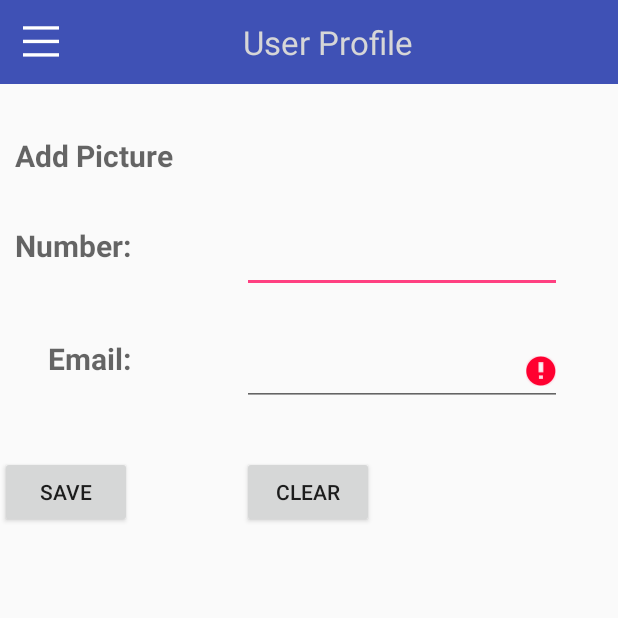
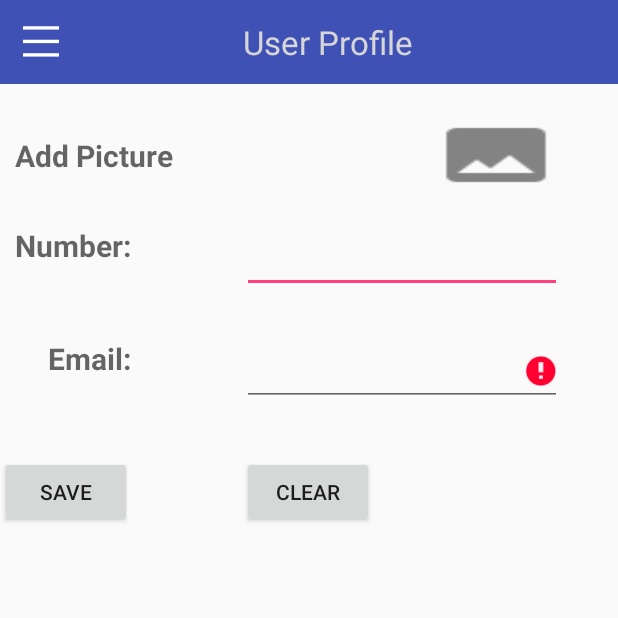
Before and after one commit to Samreen-Imtiaz/ScreenLock, an Android app: the fragment UserFregment shown on its own in the app's theme, after a tap on "CLEAR", on a phone screen of 412 x 824 dp, the top half of it. Run offline under Robolectric (Android 15) with nearby library versions, the phone set to English and light mode, and no system bars; 1 statement that could not run was skipped; 1 other tap on this screen came first.

Commit message:
User Slider and Fragment Commit

```diff
--- a/app/src/main/AndroidManifest.xml
+++ b/app/src/main/AndroidManifest.xml
@@ -4,6 +4,7 @@
     package="test.screenlocker.com.myapplication">
 
     <uses-permission android:name="android.permission.DISABLE_KEYGUARD" />
+    <uses-permission android:name="android.permission.READ_EXTERNAL_STORAGE"/>
     <application
         android:name=".LocKAppApplicaton"
         android:allowBackup="true"
--- a/app/src/main/java/test/screenlocker/com/myapplication/UserFregment.java
+++ b/app/src/main/java/test/screenlocker/com/myapplication/UserFregment.java
@@ -4,7 +4,6 @@ import android.os.Bundle;
 import android.support.v4.app.Fragment;
 import android.support.v4.content.ContextCompat;
 import android.support.v4.widget.SlidingPaneLayout;
-import android.support.v7.app.AlertDialog;
 import android.text.Editable;
 import android.text.TextWatcher;
 import android.view.LayoutInflater;
@@ -23,12 +22,12 @@ import test.screenlocker.com.myapplication.utils.PreferencesHandler;
 public class UserFregment extends Fragment {
     private EditText etEmailAddrss;
     private EditText etPhoneNumber;
-    private Button btnSubmit, btnclear;
+    private Button btnSubmit, btnclear, btnimage;
     TextView heading;
     View view;
     SlidingPaneLayout mSlidingLayout;
     ImageButton slidingPaneButton;
-
+    private  static  final int SELECTED_PICTURE=1;
     public UserFregment() {
     }
 
@@ -43,7 +42,7 @@ public class UserFregment extends Fragment {
     public View onCreateView(LayoutInflater inflater, ViewGroup container, Bundle savedInstanceState) {
         view = inflater.inflate(R.layout.fragment_user, container, false);
        if(etEmailAddrss==null && etPhoneNumber==null) {
-           new AlertDialog.Builder(getActivity()).setTitle("Alert!").setMessage("Insert Phone number and Email ID.").setIcon(R.drawable.icon).setNeutralButton("OK", null).show();
+        //   new AlertDialog.Builder(getActivity()).setTitle("Alert!").setMessage("Insert Phone number and Email ID.").setIcon(R.drawable.icon).setNeutralButton("OK", null).show();
        }
         initView();
         setListeners();
@@ -55,7 +54,9 @@ public class UserFregment extends Fragment {
         etEmailAddrss = (EditText) view.findViewById(R.id.editText5);
         btnclear = (Button) view.findViewById(R.id.button3);
         btnSubmit = (Button) view.findViewById(R.id.button2);
+        btnimage = (Button) view.findViewById(R.id.image);
         heading = (TextView) view.findViewById(R.id.textview);
+
         etPhoneNumber.setText(PreferencesHandler.getStringPreferences(PreferencesConstants.phone));
         etEmailAddrss.setText(PreferencesHandler.getStringPreferences(PreferencesConstants.email));
 
@@ -118,6 +119,38 @@ public class UserFregment extends Fragment {
                 mSlidingLayout.openPane();
             }
         });
+
+     /*   btnimage.setOnClickListener(new View.OnClickListener() {
+
+            @Override
+            public void onClick(View view) {
+                Intent i=new Intent(Intent.ACTION_PICK, MediaStore.Images.Media.EXTERNAL_CONTENT_URI);
+               startActivityForResult(i, SELECTED_PICTURE);
+            }
+         public void   onActivtyResult( int requestCode, int resultCode, Intent data)
+            {
+            UserFregment.super.onActivityResult( requestCode,  resultCode, data);
+                switch (requestCode)
+                {
+                    case SELECTED_PICTURE:
+                        if(requestCode==RESULT_OK)
+                        {
+                            Uri uri=data.getData();
+                            String[] projection={MediaStore.Images.Media.DATA};
+                            Cursor cursor= getContentResolver().query(uri, projection, null, null, null);
+                            cursor.moveToFirst();
+                            int columnIndex=cursor.getColumnIndex(projection[0]);
+                            String filePath=cursor.getString(columnIndex);
+                            cursor.close();
+                            Bitmap yourSelectedImage= BitmapFactory.decodeFile(filePath);
+                            Drawable d=new BitmapDrawable(yourSelectedImage);
+                        }
+                        break;
+                    default:
+                        break;
+                }
+            }
+        });*/
     }
 
     private void submitForm() {
--- a/app/src/main/res/layout/fragment_profile_tab.xml
+++ b/app/src/main/res/layout/fragment_profile_tab.xml
@@ -22,14 +22,14 @@
             android:layout_centerHorizontal="true"
             android:textColor="@color/white"
             android:layout_marginBottom="@dimen/margin_left_15"
-            android:text="Andy the bot" />
+            android:text="Lock Security!" />
 
         <cn.gavinliu.android.lib.shapedimageview.ShapedImageView
             android:id="@+id/imageView2"
             android:layout_width="100dp"
             android:layout_height="100dp"
             app:shape_mode="circle"
-            android:src="@mipmap/ic_launcher"
+            android:src="@drawable/ic_action_user"
             android:layout_centerVertical="true"
             android:layout_centerHorizontal="true" />
     </RelativeLayout>
--- a/app/src/main/res/layout/fragment_user.xml
+++ b/app/src/main/res/layout/fragment_user.xml
@@ -86,5 +86,14 @@
         android:layout_marginTop="33dp"
         android:text="Save" />
 
+    <Button
+        android:layout_width="wrap_content"
+        android:layout_height="wrap_content"
+        android:layout_below="@+id/top"
+        android:layout_alignEnd="@+id/editText4"
+        android:layout_marginTop="23dp"
+        android:background="@drawable/ic_image"
+        android:id="@+id/image" />
+
 
 </RelativeLayout>
```
Also changed, not shown: app/src/main/java/test/screenlocker/com/myapplication/User_slide.java (+11 -28 lines), app/src/main/java/test/screenlocker/com/myapplication/WelcomeActivity.java (+12 -11 lines), app/src/main/java/test/screenlocker/com/myapplication/fragments/SlideTabFragment.java (+1 -1 lines), app/src/main/res/drawable-hdpi/ic_image.png (added), app/src/main/res/drawable-hdpi/ic_theme.png, app/src/main/res/drawable-mdpi/ic_image.png (added), app/src/main/res/drawable-mdpi/ic_theme.png, app/src/main/res/drawable-xhdpi/ic_image.png (added), app/src/main/res/drawable-xhdpi/ic_theme.png, app/src/main/res/drawable-xxhdpi/ic_image.png (added), app/src/main/res/drawable-xxhdpi/ic_theme.png.
